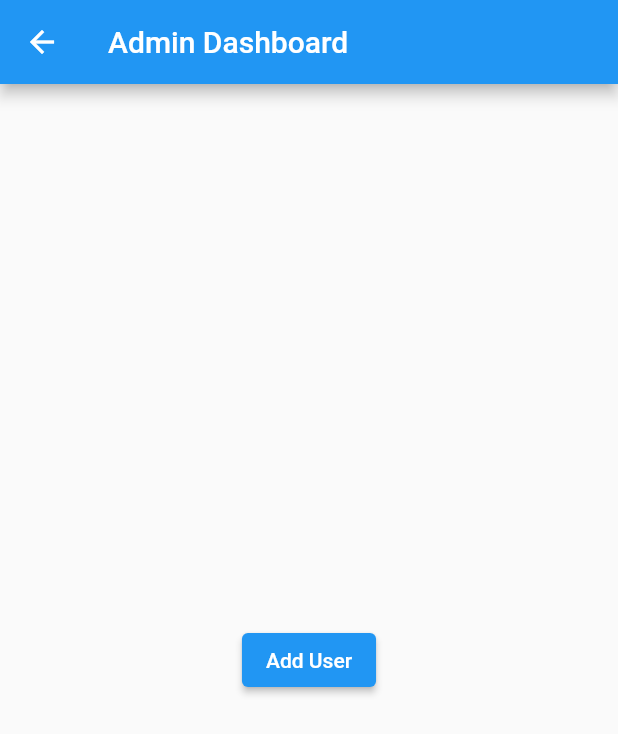
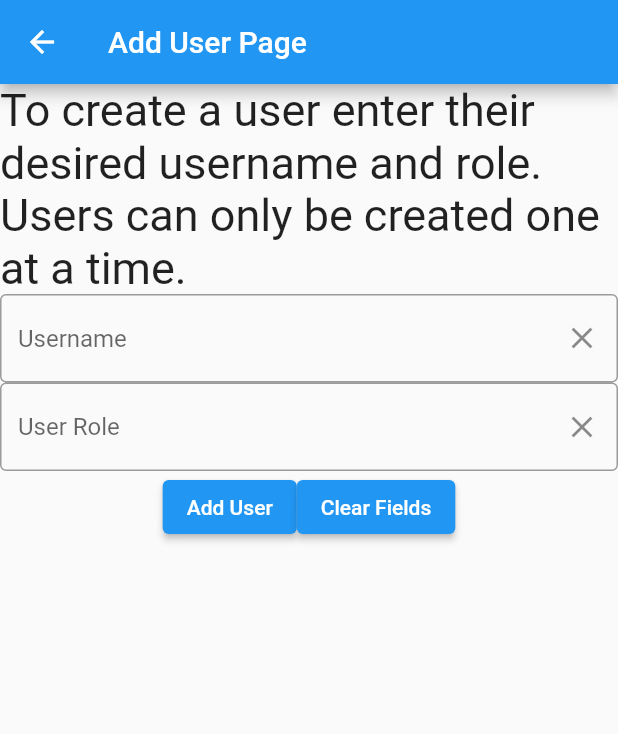
Before and after one commit to tjayhoover/Automatic-Code-Grader, a Flutter app: the AdminHome screen opened directly, after a tap on "Add User", on a phone screen of 412 x 824 dp. Shown: the top 734 px of the screen. Run offline on Flutter 3.47's test engine with Material 2 defaults, Android fonts, the light colour scheme and no system bars; our stand-ins replace equatable, file_picker, flutter_bloc; missing offline and left inert: dart:ffi.

Commit message:
implemented cubits for creating/deleting users and made the corresponding changes needed to use them

```diff
--- a/lib/cubits/states/user_state.dart
+++ b/lib/cubits/states/user_state.dart
@@ -5,6 +5,26 @@ import 'package:project3_ui/entities/user.dart';
 abstract class UserState extends Equatable {}
 
 class UserInitialState extends UserState {
+  @override
+  List<Object?> get props => [];
+}
+
+class UserDeletedState extends UserState {
+  @override
+  List<Object?> get props => [];
+}
+
+class UserDeleteFailureState extends UserState {
+  @override
+  List<Object?> get props => [];
+}
+
+class UserCreatedState extends UserState {
+  @override
+  List<Object?> get props => [];
+}
+
+class UserCreateFailureState extends UserState {
   @override
   List<Object?> get props => [];
 }
--- a/lib/cubits/users/users_cubit.dart
+++ b/lib/cubits/users/users_cubit.dart
@@ -1,4 +1,5 @@
 import 'dart:async';
+import 'dart:ffi';
 import 'package:flutter_bloc/flutter_bloc.dart';
 
 import 'package:project3_ui/entities/user.dart';
@@ -10,8 +11,8 @@ class UserListCubit extends Cubit<UserState> {
 
   void loadUsers() async {
     try {
-      final assignments = await _fetchUsers();
-      emit(UsersLoadedState(assignments));
+      final users = await _fetchUsers();
+      emit(UsersLoadedState(users));
     } catch (e) {
       emit(UsersFailureState());
     }
@@ -27,3 +28,59 @@ class UserListCubit extends Cubit<UserState> {
     return userRepo.getAllUsers();
   }
 }
+
+class UserCreateCubit extends Cubit<UserState> {
+  UserCreateCubit() : super(UserInitialState());
+
+  void CreateUser(String username, String role) async {
+    try {
+      emit(UserLoadingState());
+      final users = await _CreateUser(username, role);
+      emit(UserCreatedState());
+    } catch (e) {
+      emit(UserCreateFailureState());
+    }
+  }
+
+  void ResetState() {
+    emit(UserInitialState());
+  }
+
+  // This is bad and just for testing.
+  // Need to depend on an abstraction, not this concrete implementation.
+  //final userRepo = MockUserRepository();
+
+  // Query the assignment repo for the pending assignments
+  Future<bool> _CreateUser(String username, String role) async {
+    // TODO: Implement fetching of assignments from API or database
+    return true;
+  }
+}
+
+class UserDeleteCubit extends Cubit<UserState> {
+  UserDeleteCubit() : super(UserInitialState());
+
+  void DeleteUser(String username) async {
+    try {
+      emit(UserLoadingState());
+      final success = await _DeleteUser(username);
+      emit(UserDeletedState());
+    } catch (e) {
+      emit(UserDeleteFailureState());
+    }
+  }
+
+  void ResetState() {
+    emit(UserInitialState());
+  }
+
+  // This is bad and just for testing.
+  // Need to depend on an abstraction, not this concrete implementation.
+  //final userRepo = MockUserRepository();
+
+  // Query the assignment repo for the pending assignments
+  Future<bool> _DeleteUser(String username) async {
+    // TODO: Implement fetching of assignments from API or database
+    return true;
+  }
+}
--- a/lib/main.dart
+++ b/lib/main.dart
@@ -10,6 +10,8 @@ void main() {
     providers: [
       BlocProvider(create: (BuildContext context) => AssignmentListCubit()),
       BlocProvider(create: (BuildContext context) => UserListCubit()),
+      BlocProvider(create: (BuildContext context) => UserDeleteCubit()),
+      BlocProvider(create: (BuildContext context) => UserCreateCubit()),
     ],
     child: MaterialApp(
       title: 'Code Grading Tool',
--- a/lib/pages/admin/add_user/add_user.dart
+++ b/lib/pages/admin/add_user/add_user.dart
@@ -0,0 +1,107 @@
+import 'package:flutter/material.dart';
+import 'package:flutter_bloc/flutter_bloc.dart';
+import 'package:project3_ui/cubits/states/user_state.dart';
+import 'package:project3_ui/cubits/users/users_cubit.dart';
+
+class AddUser extends StatelessWidget {
+  AddUser({super.key});
+
+  final TextEditingController username = TextEditingController();
+  final TextEditingController role = TextEditingController();
+
+  @override
+  Widget build(BuildContext context) {
+    return Scaffold(
+      appBar: AppBar(
+        title: const Text('Add User Page'),
+      ),
+      body: BlocBuilder<UserCreateCubit, UserState>(builder: (context, state) {
+        if (state is UserInitialState) {
+          return Main(username: username, role: role);
+        } else if (state is UserLoadingState) {
+          return const CircularProgressIndicator();
+        } else if (state is UserCreateFailureState) {
+          // add error handling later
+          return Main(username: username, role: role);
+        } else if (state is UserCreatedState) {
+          return Center(
+              child: ElevatedButton(
+                  onPressed: () {
+                    Navigator.pop(context);
+                  },
+                  child: const Text('Success')));
+        } else {
+          return Container();
+        }
+      }),
+    );
+  }
+}
+
+class Main extends StatelessWidget {
+  const Main({
+    super.key,
+    required this.username,
+    required this.role,
+  });
+
+  final TextEditingController username;
+  final TextEditingController role;
+
+  @override
+  Widget build(BuildContext context) {
+    return Center(
+      child: Column(
+        children: [
+          const Text(
+            style: TextStyle(fontSize: 30),
+            'To create a user enter their desired username and role. Users can only be created one at a time.',
+          ),
+          TextField(
+            controller: username,
+            decoration: InputDecoration(
+              //focusColor:const  Color.fromARGB(255, 0, 255, 8),
+              suffixIcon: IconButton(
+                icon: const Icon(Icons.clear),
+                onPressed: () => username.clear(),
+              ),
+              border: const OutlineInputBorder(),
+              hintText: 'Username',
+            ),
+          ),
+          TextField(
+            controller: role,
+            decoration: InputDecoration(
+              //focusColor:const  Color.fromARGB(255, 0, 255, 8),
+              suffixIcon: IconButton(
+                icon: const Icon(Icons.clear),
+                onPressed: () => role.clear(),
+              ),
+              border: const OutlineInputBorder(),
+              hintText: 'User Role',
+            ),
+          ),
+          Row(
+            mainAxisAlignment: MainAxisAlignment.center,
+            children: [
+              ElevatedButton(
+                onPressed: () {
+                  BlocProvider.of<UserCreateCubit>(context)
+                      .CreateUser(username.text, role.text);
+                },
+                child: const Text('Add User'),
+              ),
+              ElevatedButton(
+                onPressed: () {
+                  username.clear();
+                  role.clear();
+                },
+                child: const Text('Clear Fields'),
+              ),
+            ],
+          ),
+        ],
+      ),
+    );
+  }
+}
--- a/lib/pages/admin/admin_home.dart
+++ b/lib/pages/admin/admin_home.dart
@@ -1,5 +1,8 @@
 import 'package:flutter/material.dart';
-
+import 'package:flutter_bloc/flutter_bloc.dart';
+import '../../cubits/users/users_cubit.dart';
+import 'add_user/add_user.dart';
+import 'delete_user/delete_user.dart';
 
 class AdminHome extends StatelessWidget {
   const AdminHome({super.key});
@@ -11,14 +14,31 @@ class AdminHome extends StatelessWidget {
         title: const Text('Admin Dashboard'),
       ),
       body: Center(
-        child: ElevatedButton(
-          child: const Text('Add User'),
-          onPressed: () {
-            // Navigator.push(
-            //   context,
-            //   MaterialPageRoute(builder: (context) => const SubmissionPage()),
-            // );
-          },
+        child: Column(
+          children: [
+            ElevatedButton(
+              child: const Text('Add User'),
+              onPressed: () {
+                var Cubit = BlocProvider.of<UserCreateCubit>(context);
+                Cubit.ResetState();
+                Navigator.push(
+                  context,
+                  MaterialPageRoute(builder: (context) => AddUser()),
+                );
+              },
+            ),
+            ElevatedButton(
+              child: const Text('Delete User'),
+              onPressed: () {
+                var Cubit = BlocProvider.of<UserDeleteCubit>(context);
+                Cubit.ResetState();
+                Navigator.push(
+                  context,
+                  MaterialPageRoute(builder: (context) => DelUser()),
+                );
+              },
+            ),
+          ],
         ),
       ),
     );
--- /dev/null
+++ b/lib/pages/admin/delete_user/delete_user.dart
@@ -0,0 +1,81 @@
+import 'package:flutter/material.dart';
+import 'package:flutter_bloc/flutter_bloc.dart';
+import 'package:project3_ui/cubits/users/users_cubit.dart';
+
+import '../../../cubits/states/user_state.dart';
+
+class DelUser extends StatelessWidget {
+  DelUser({super.key});
+
+  final TextEditingController username = TextEditingController();
+
+  @override
+  Widget build(BuildContext context) {
+    return Scaffold(
+      appBar: AppBar(
+        title: const Text('Delete User Page'),
+      ),
+      body: BlocBuilder<UserDeleteCubit, UserState>(builder: (context, state) {
+        if (state is UserInitialState) {
+          return Main(username: username);
+        } else if (state is UserLoadingState) {
+          return const CircularProgressIndicator();
+        } else if (state is UserDeleteFailureState) {
+          // add error message later
+          return Main(username: username);
+        } else if (state is UserDeletedState) {
+          return Center(
+              child: ElevatedButton(
+                  onPressed: () {
+                    Navigator.pop(context);
+                  },
+                  child: const Text('Success')));
+        } else {
+          return Container();
+        }
+      }),
+    );
+  }
+}
+
+class Main extends StatelessWidget {
+  const Main({
+    super.key,
+    required this.username,
+  });
+
+  final TextEditingController username;
+
+  @override
+  Widget build(BuildContext context) {
+    return Center(
+      child: Column(
+        children: [
+          const Text(
+            style: TextStyle(fontSize: 30),
+            'Enter the username of the user you want to delete. Users can only be deleted one at a time.   ',
+          ),
+          TextField(
+            controller: username,
+            decoration: InputDecoration(
+              //focusColor:const  Color.fromARGB(255, 0, 255, 8),
+              suffixIcon: IconButton(
+                icon: const Icon(Icons.clear),
+                onPressed: () => username.clear(),
+              ),
+              border: const OutlineInputBorder(),
+              hintText: 'Username',
+            ),
+          ),
+          ElevatedButton(
+            onPressed: () {
+              BlocProvider.of<UserDeleteCubit>(context)
+                  .DeleteUser(username.text);
+            },
+            child: const Text('Delete User'),
+          ),
+        ],
+      ),
+    );
+  }
+}
```
